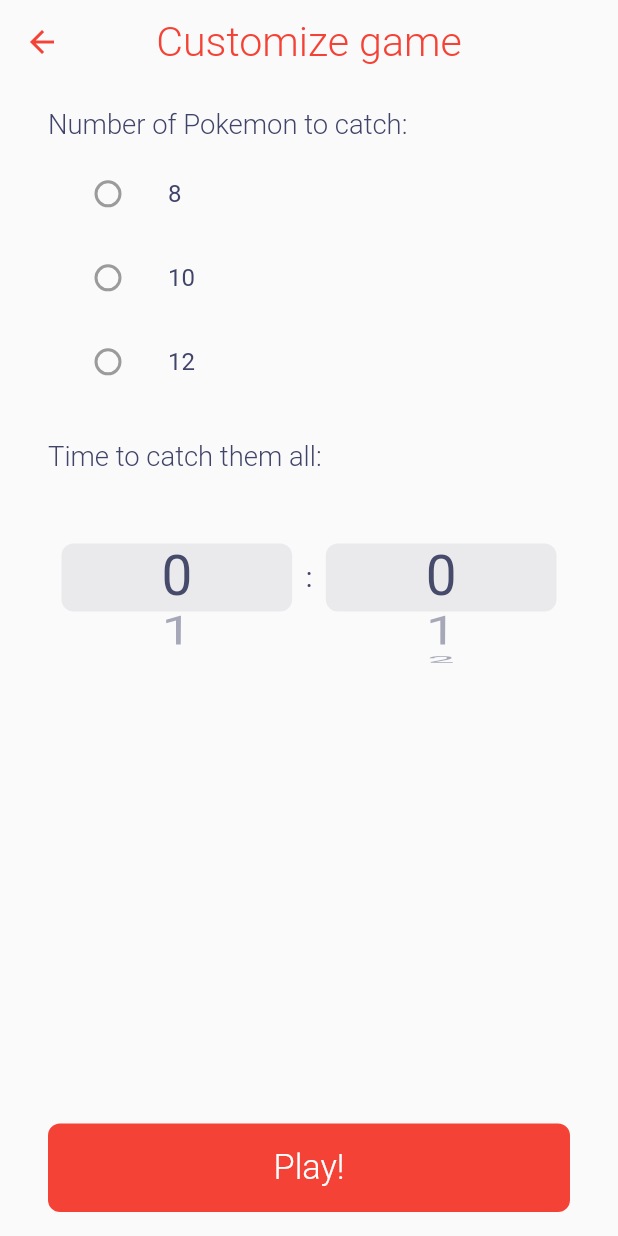
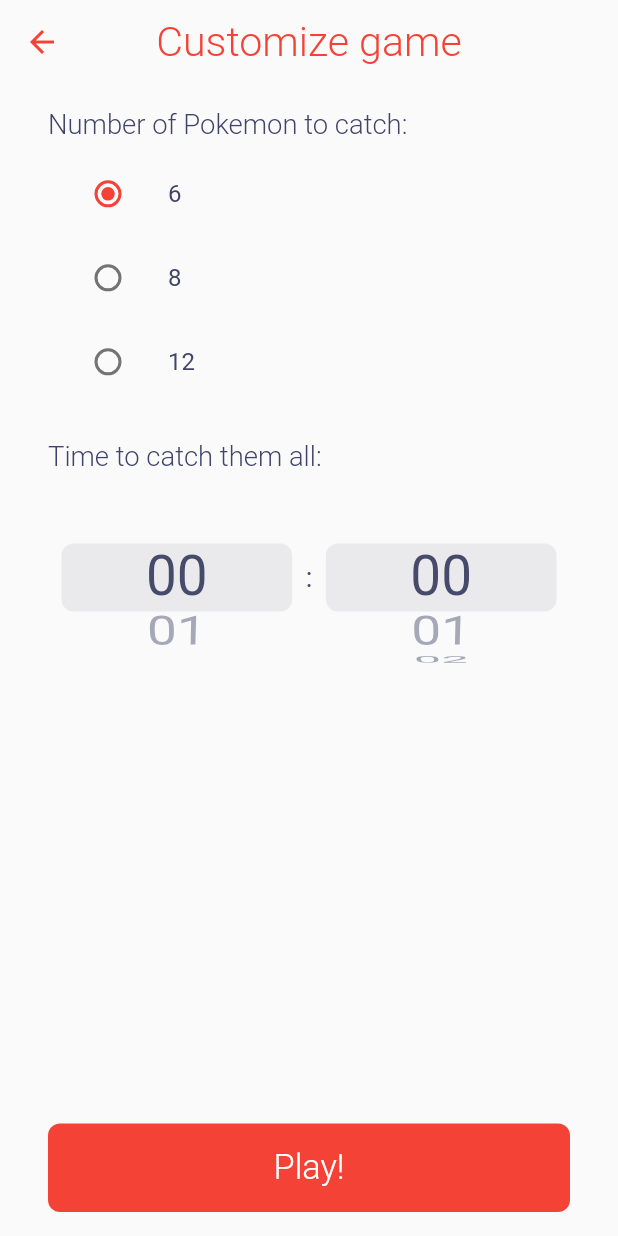
Before and after one commit to AntonioJoaquin/flutter_found_pairs, a Flutter app: the CustomModePage screen opened by its route, on a phone screen of 412 x 824 dp. Run offline on Flutter 3.47's test engine with Material 2 defaults, Android fonts, the phone set to English and light mode, and no system bars; our stand-ins replace audioplayers, flutter_screenutil, get_it, injectable, objectbox, shared_preferences; accounts and stored records are empty; generated files the repository leaves out were written again.

Commit message:
#15- Add custom mode to play

```diff
--- a/lib/view/common/manager/theme_manager.dart
+++ b/lib/view/common/manager/theme_manager.dart
@@ -9,6 +9,7 @@ import '../../../domain/use_case/settings_use_case.dart';
 
 class ThemeManager {
   ThemeData _getTheme(bool isDark) => ThemeData(
+        primaryColor: Palette.red,
         brightness: isDark ? Brightness.dark : Brightness.light,
         appBarTheme: AppBarTheme(
           titleTextStyle: TextStyle(
@@ -57,6 +58,14 @@ class ThemeManager {
             ),
           ),
         ),
+        snackBarTheme: SnackBarThemeData(
+          backgroundColor: Palette.purple,
+          contentTextStyle: TextStyle(
+            fontSize: 16.sp,
+            color: Palette.white,
+            fontWeight: FontWeight.w300,
+          ),
+        ),
       );
 
   final GetThemeModeUseCase _getThemeModeUseCase =
--- a/lib/view/common/style/audio.dart
+++ b/lib/view/common/style/audio.dart
@@ -3,6 +3,8 @@ abstract class Audio {
   static const String gameEasy = 'game_easy.mp3';
   static const String gameMedium = 'game_medium.mp3';
   static const String gameHard = 'game_hard.mp3';
+
+  static const List<String> game = [gameEasy, gameMedium, gameMedium];
 
   static const String win1 = 'win1.mp3';
   static const String win2 = 'win2.mp3';
--- a/lib/view/common/style/card_styles.dart
+++ b/lib/view/common/style/card_styles.dart
@@ -42,4 +42,18 @@ abstract class CardStyles {
       Palette.white,
     ],
   );
+
+  static const Gradient customBackDesign = LinearGradient(
+    begin: Alignment.topCenter,
+    end: Alignment.bottomCenter,
+    stops: [.4, .4, .5, .5, .6, .6],
+    colors: [
+      Palette.black,
+      Palette.yellow,
+      Palette.yellow,
+      Palette.black,
+      Palette.black,
+      Palette.white,
+    ],
+  );
 }
--- /dev/null
+++ b/lib/view/pages/difficulty_mode/custom_mode/custom_mode_manager.dart
@@ -0,0 +1,62 @@
+import 'dart:math';
+
+import 'package:found_pairs/view/utils/game_utils/difficulty_mode_type.dart';
+import 'package:found_pairs/view/utils/game_utils/game_configuration.dart';
+import 'package:injectable/injectable.dart';
+
+import '../../../../core/common/custom_notifiers.dart';
+import '../../../common/manager/view_manager.dart';
+import '../../../common/style/audio.dart';
+import '../../../common/style/card_styles.dart';
+import '../../../common/style/pictures.dart';
+import '../../../utils/router.dart';
+import '../../board/board_arguments.dart';
+
+@injectable
+class CustomModeManager extends ViewManager {
+  final List<int> numberOfPairsList = [6, 8, 12];
+
+  final CustomValueNotifier<int> _selectedNumberOfPairs =
+      CustomValueNotifier(6);
+  CustomValueNotifier<int> get selectedNumberOfPairs => _selectedNumberOfPairs;
+
+  final CustomValueNotifier<int> _selectedMinutes = CustomValueNotifier(0);
+  CustomValueNotifier<int> get selectedMinutes => _selectedMinutes;
+
+  final CustomValueNotifier<int> _selectedSeconds = CustomValueNotifier(0);
+  CustomValueNotifier<int> get selectedSeconds => _selectedSeconds;
+
+  // setters
+  void selectNumberOfPairs(int value) => _selectedNumberOfPairs.value = value;
+
+  void selectMinutes(int value) => _selectedMinutes.value = value;
+
+  void selectSeconds(int value) => _selectedSeconds.value = value;
+
+  // navigation
+  void navigateToBoard() => navigationService.pushNamedWithArguments(
+        AppRouter.boardRoute,
+        BoardArguments(
+          DifficultyModeType.custom.id,
+          _createGameConfiguration(),
+        ),
+      );
+
+  GameConfiguration _createGameConfiguration() => GameConfiguration(
+        _selectedNumberOfPairs.value,
+        _selectedMinutes.value * 60 + _selectedSeconds.value,
+        _setCardColumnsNumber(),
+        CardStyles.customBackDesign,
+        Pictures.customIcon,
+        Audio.game[Random().nextInt(Audio.game.length)],
+      );
+
+  int _setCardColumnsNumber() => (_selectedNumberOfPairs.value <= 6) ? 3 : 4;
+
+  @override
+  void dispose() {
+    _selectedNumberOfPairs.dispose();
+    _selectedMinutes.dispose();
+    _selectedSeconds.dispose();
+  }
+}
--- a/lib/view/pages/difficulty_mode/custom_mode/custom_mode_page.dart
+++ b/lib/view/pages/difficulty_mode/custom_mode/custom_mode_page.dart
@@ -2,10 +2,20 @@ import 'package:flutter/cupertino.dart';
 import 'package:flutter/material.dart';
 import 'package:flutter_screenutil/flutter_screenutil.dart';
 
+import '../../../../core/common/palette.dart';
+import '../../../../di/locator.dart';
 import '../../../common/widgets/custom_button.dart';
+import 'custom_mode_manager.dart';
 
-class CustomModePage extends StatelessWidget {
+class CustomModePage extends StatefulWidget {
   const CustomModePage({Key? key}) : super(key: key);
+
+  @override
+  State<CustomModePage> createState() => _CustomModePageState();
+}
+
+class _CustomModePageState extends State<CustomModePage> {
+  final CustomModeManager _manager = locator<CustomModeManager>();
 
   @override
   Widget build(BuildContext context) {
@@ -20,23 +30,43 @@ class CustomModePage extends StatelessWidget {
           child: Column(
             crossAxisAlignment: CrossAxisAlignment.start,
             children: [
-              const _RadioNumber(),
+              _RadioNumber(_manager),
               SizedBox(height: MediaQuery.of(context).size.height * .03),
-              const _CustomTimePicker(),
+              _CustomTimePicker(_manager),
               const Spacer(),
-              CustomButton('Play!', () {}),
+              CustomButton('Play!', _onPlayTapped),
             ],
           ),
         ),
       ),
     );
   }
+
+  // Funcitons
+  void _onPlayTapped() {
+    _validateSelectedTime()
+        ? _manager.navigateToBoard()
+        : _showInvalidSelectedTime();
+  }
+
+  bool _validateSelectedTime() =>
+      _manager.selectedMinutes.value != 0 ||
+      _manager.selectedSeconds.value != 0;
+
+  void _showInvalidSelectedTime() => ScaffoldMessenger.of(context).showSnackBar(
+        const SnackBar(
+          content: Text('The selected time must be different than 00:00'),
+        ),
+      );
 }
 
 class _CustomTimePicker extends StatelessWidget {
-  const _CustomTimePicker({
+  const _CustomTimePicker(
+    this.manager, {
     Key? key,
   }) : super(key: key);
+
+  final CustomModeManager manager;
 
   @override
   Widget build(BuildContext context) {
@@ -51,10 +81,10 @@ class _CustomTimePicker extends StatelessWidget {
         SizedBox(
           height: MediaQuery.of(context).size.height * .15,
           child: Row(
-            children: const [
-              Flexible(child: _Picker(2)),
-              Text(':'),
-              Flexible(child: _Picker(60)),
+            children: [
+              Flexible(child: _Picker(2, manager.selectMinutes)),
+              const Text(':'),
+              Flexible(child: _Picker(60, manager.selectSeconds)),
             ],
           ),
         ),
@@ -65,21 +95,25 @@ class _CustomTimePicker extends StatelessWidget {
 
 class _Picker extends StatelessWidget {
   const _Picker(
-    this.length, {
+    this.length,
+    this.onChanged, {
     Key? key,
   }) : super(key: key);
 
   final int length;
+  final Function onChanged;
 
   @override
   Widget build(BuildContext context) {
-    return CupertinoPicker(
-      itemExtent: MediaQuery.of(context).size.height * .055,
-      children: List.generate(
-        length,
-        (index) => _PickerItem(index),
+    return Center(
+      child: CupertinoPicker(
+        itemExtent: MediaQuery.of(context).size.height * .055,
+        children: List.generate(
+          length,
+          (index) => _PickerItem(index),
+        ),
+        onSelectedItemChanged: (value) => onChanged.call(value),
       ),
-      onSelectedItemChanged: null,
     );
   }
 }
@@ -95,16 +129,19 @@ class _PickerItem extends StatelessWidget {
   @override
   Widget build(BuildContext context) {
     return Text(
-      value.toString(),
+      value.toString().padLeft(2, '0'),
       style: TextStyle(fontSize: 32.sp),
     );
   }
 }
 
 class _RadioNumber extends StatelessWidget {
-  const _RadioNumber({
+  const _RadioNumber(
+    this.manager, {
     Key? key,
   }) : super(key: key);
+
+  final CustomModeManager manager;
 
   @override
   Widget build(BuildContext context) {
@@ -118,9 +155,15 @@ class _RadioNumber extends StatelessWidget {
           style: TextStyle(fontWeight: FontWeight.w300),
         ),
         SizedBox(height: height * .01),
-        const _RadioItem(8),
-        const _RadioItem(10),
-        const _RadioItem(12),
+        ListView.builder(
+          physics: const NeverScrollableScrollPhysics(),
+          shrinkWrap: true,
+          itemCount: manager.numberOfPairsList.length,
+          itemBuilder: (_, index) => _RadioItem(
+            manager.numberOfPairsList[index],
+            manager,
+          ),
+        ),
       ],
     );
   }
@@ -128,20 +171,26 @@ class _RadioNumber extends StatelessWidget {
 
 class _RadioItem extends StatelessWidget {
   const _RadioItem(
-    this.value, {
+    this.value,
+    this.manager, {
     Key? key,
   }) : super(key: key);
 
   final int value;
+  final CustomModeManager manager;
 
   @override
   Widget build(BuildContext context) {
     return ListTile(
       title: Text(value.toString()),
-      leading: const Radio(
-        value: true,
-        groupValue: 'pairsNumber',
-        onChanged: null,
+      leading: ValueListenableBuilder(
+        valueListenable: manager.selectedNumberOfPairs,
+        builder: (_, int selectedValue, __) => Radio(
+          value: value,
+          groupValue: selectedValue,
+          onChanged: (_) => manager.selectNumberOfPairs(value),
+          activeColor: Palette.red,
+        ),
       ),
     );
   }
--- a/lib/view/pages/difficulty_mode/difficulty_mode_manager.dart
+++ b/lib/view/pages/difficulty_mode/difficulty_mode_manager.dart
@@ -23,10 +23,8 @@ class DifficultyModeManager extends ViewManager {
           ? _navigateToCustomMode()
           : _navigateToBoard();
 
-  void _navigateToCustomMode() => navigationService.pushNamedWithArguments(
-        AppRouter.customModeRoute,
-        _difficultySelected.value.id,
-      );
+  void _navigateToCustomMode() =>
+      navigationService.pushNamed(AppRouter.customModeRoute);
 
   void _navigateToBoard() => navigationService.pushNamedWithArguments(
         AppRouter.boardRoute,
--- a/lib/view/utils/game_utils/difficulty_mode_type.dart
+++ b/lib/view/utils/game_utils/difficulty_mode_type.dart
@@ -11,7 +11,7 @@ enum DifficultyModeType {
     'Easy Mode',
     Pictures.easyIcon,
     'Difficulty for beginners:\n\n- Pokemon to catch: 6\n- Seconds to catch them all: 60',
-    gameConfiguration: GameConfiguration.easy,
+    gameConfiguration: DefaultGameConfiguration.easy,
   ),
   medium(
     1,
@@ -19,7 +19,7 @@ enum DifficultyModeType {
     'Medium Mode',
     Pictures.mediumIcon,
     'Difficulty for a balanced game:\n\n- Pokemon to catch: 8\n- Seconds to catch them all: 50',
-    gameConfiguration: GameConfiguration.medium,
+    gameConfiguration: DefaultGameConfiguration.medium,
   ),
   hard(
     2,
@@ -28,7 +28,7 @@ enum DifficultyModeType {
     'Hard Mode',
     Pictures.hardIcon,
     'Difficult for those looking for a challenge:\n\n- Pokemon to catch: 12\n- Seconds to catch them all: 40',
-    gameConfiguration: GameConfiguration.hard,
+    gameConfiguration: DefaultGameConfiguration.hard,
   ),
   custom(
     3,
```
Also changed, not shown: lib/view/utils/game_utils/game_configuration.dart (+30 -26 lines), lib/di/locator.config.dart.
